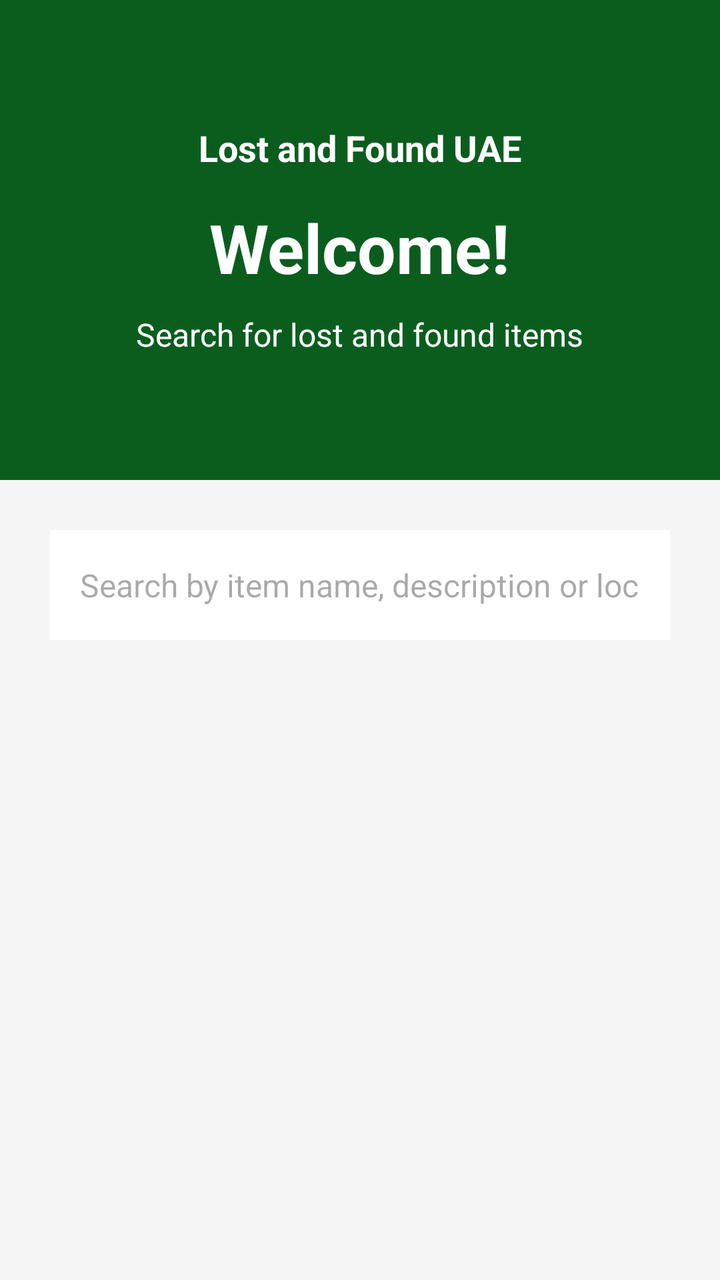
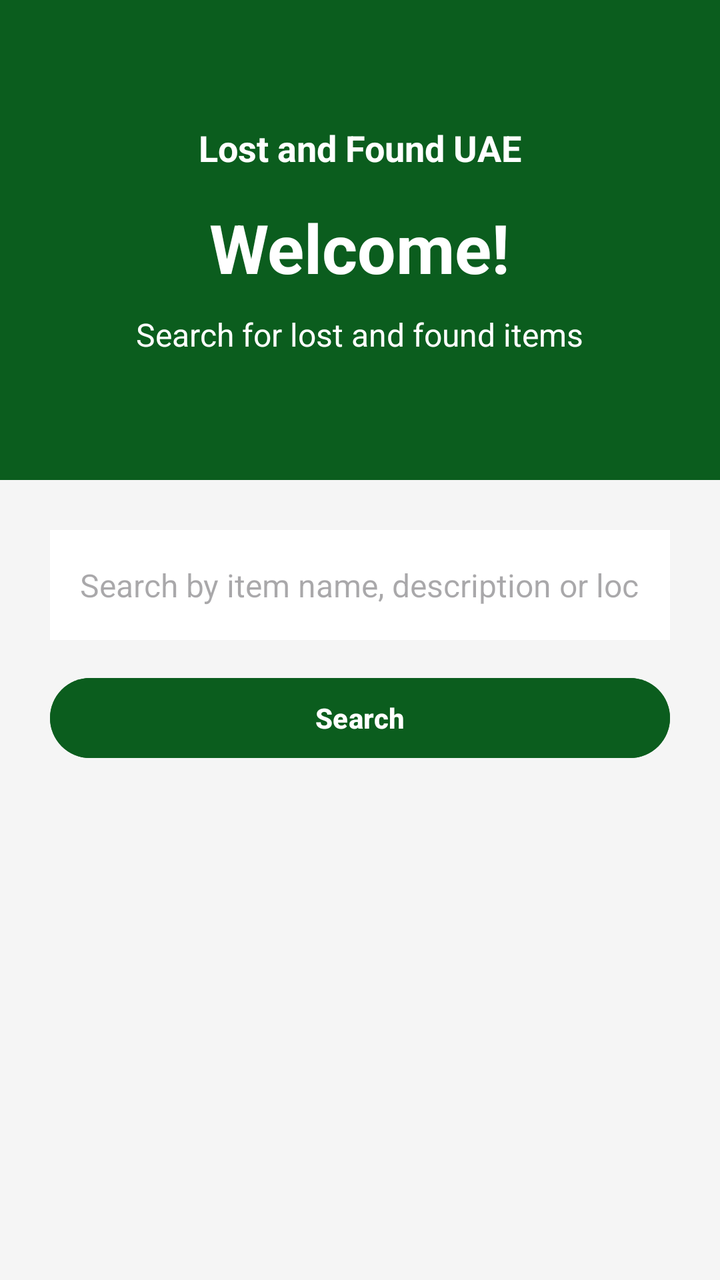

The first picture is an Android layout as it rendered before a commit; the second is the same layout after the commit. The layout source and the unified diff follow.
<!-- AndroidManifest.xml: application theme Theme.LostAndFoundUAE -->
<!-- res/layout/fragment_search.xml -->
<?xml version="1.0" encoding="utf-8"?>
<LinearLayout xmlns:android="http://schemas.android.com/apk/res/android"
    android:layout_width="match_parent"
    android:layout_height="match_parent"
    android:orientation="vertical"
    android:background="#F5F5F5">

    
    <LinearLayout
        android:layout_width="match_parent"
        android:layout_height="240dp"
        android:background="#0B5D1E"
        android:gravity="center"
        android:orientation="vertical">

        <TextView
            android:layout_width="wrap_content"
            android:layout_height="wrap_content"
            android:text="Lost and Found UAE"
            android:textColor="#FFFFFF"
            android:textSize="18sp"
            android:textStyle="bold" />

        <TextView
            android:layout_width="wrap_content"
            android:layout_height="wrap_content"
            android:text="Welcome!"
            android:textColor="#FFFFFF"
            android:textSize="34sp"
            android:textStyle="bold"
            android:layout_marginTop="15dp" />

        <TextView
            android:layout_width="wrap_content"
            android:layout_height="wrap_content"
            android:text="Search for lost and found items"
            android:textColor="#FFFFFF"
            android:textSize="16sp"
            android:layout_marginTop="10dp" />
    </LinearLayout>

    
    <LinearLayout
        android:layout_width="match_parent"
        android:layout_height="match_parent"
        android:orientation="vertical"
        android:padding="25dp">

        <EditText
            android:id="@+id/search_input"
            android:layout_width="match_parent"
            android:layout_height="55dp"
            android:background="#FFFFFF"
            android:hint="Search by item name, description or location..."
            android:padding="15dp"
            android:textSize="16sp"
            android:imeOptions="actionSearch"
            android:inputType="text" />

        <androidx.recyclerview.widget.RecyclerView
            android:id="@+id/recycler_view"
            android:layout_width="match_parent"
            android:layout_height="match_parent"
            android:layout_marginTop="20dp" />

    </LinearLayout>

</LinearLayout>
<!-- resources referenced by this layout -->
<resources>
  <style name="Theme.LostAndFoundUAE" parent="Base.Theme.LostAndFoundUAE" />
  <style name="Base.Theme.LostAndFoundUAE" parent="Theme.Material3.DayNight">
          
      </style>
</resources>

<!-- the commit's change to res/layout/fragment_search.xml (unified diff, before → after) -->
@@ -5,7 +5,6 @@
     android:orientation="vertical"
     android:background="#F5F5F5">
 
-    
     <LinearLayout
         android:layout_width="match_parent"
         android:layout_height="240dp"
@@ -18,7 +17,7 @@
             android:layout_height="wrap_content"
             android:text="Lost and Found UAE"
             android:textColor="#FFFFFF"
-            android:textSize="18sp"
+            android:textSize="18dp"
             android:textStyle="bold" />
 
         <TextView
@@ -26,7 +25,7 @@
             android:layout_height="wrap_content"
             android:text="Welcome!"
             android:textColor="#FFFFFF"
-            android:textSize="34sp"
+            android:textSize="34dp"
             android:textStyle="bold"
             android:layout_marginTop="15dp" />
 
@@ -35,11 +34,10 @@
             android:layout_height="wrap_content"
             android:text="Search for lost and found items"
             android:textColor="#FFFFFF"
-            android:textSize="16sp"
+            android:textSize="16dp"
             android:layout_marginTop="10dp" />
     </LinearLayout>
 
-    
     <LinearLayout
         android:layout_width="match_parent"
         android:layout_height="match_parent"
@@ -51,17 +49,33 @@
             android:layout_width="match_parent"
             android:layout_height="55dp"
             android:background="#FFFFFF"
-            android:hint="Search by item name, description or location..."
+            android:hint="Search by item name, description or location"
             android:padding="15dp"
-            android:textSize="16sp"
-            android:imeOptions="actionSearch"
+            android:textSize="16dp"
             android:inputType="text" />
 
-        <androidx.recyclerview.widget.RecyclerView
-            android:id="@+id/recycler_view"
+        <Button
+            android:id="@+id/search_btn"
+            android:layout_width="match_parent"
+            android:layout_height="wrap_content"
+            android:text="Search"
+            android:textStyle="bold"
+            android:textColor="#FFFFFF"
+            android:backgroundTint="#0B5D1E"
+            android:layout_marginTop="15dp" />
+
+        <ScrollView
             android:layout_width="match_parent"
             android:layout_height="match_parent"
-            android:layout_marginTop="20dp" />
+            android:layout_marginTop="20dp">
+
+            <LinearLayout
+                android:id="@+id/results_layout"
+                android:layout_width="match_parent"
+                android:layout_height="wrap_content"
+                android:orientation="vertical" />
+
+        </ScrollView>
 
     </LinearLayout>
 
